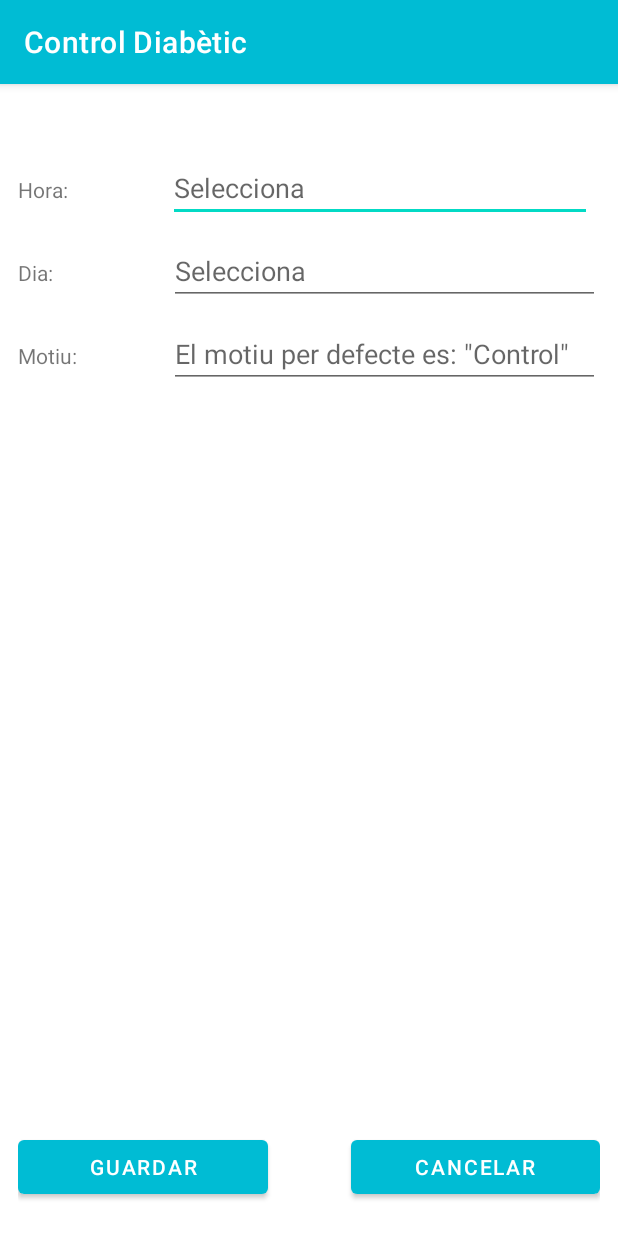
After one commit to ismagene/Control_Diabetic, an Android app: the ModificarVisitaActivity screen opened directly, with no data from a screen before it, on a phone screen of 412 x 824 dp. The commit adds this screen. Run offline under Robolectric (Android 15) with nearby library versions, the phone set to English and light mode, and no system bars; our stand-ins replace data binding.

Commit message:
Finalitzar el tractament de les alarmes tractades amb el AlarmManager i comencem el modificar les visites.

```diff
--- a/app/src/main/java/com/ismasoft/controldiabetic/data/model/VisitaAmbId.kt
+++ b/app/src/main/java/com/ismasoft/controldiabetic/data/model/VisitaAmbId.kt
@@ -1,11 +1,12 @@
 package com.ismasoft.controldiabetic.data.model
 
+import java.io.Serializable
 import java.util.*
 
 data class VisitaAmbId(
     var idVisita: String? = null,
     var dataVisita: Date? = null,
     var motiu: String? = null,
-){
+) : Serializable{
 
 }
--- a/app/src/main/java/com/ismasoft/controldiabetic/data/repository/AlarmesRepository.kt
+++ b/app/src/main/java/com/ismasoft/controldiabetic/data/repository/AlarmesRepository.kt
@@ -61,6 +61,7 @@ class AlarmesRepository(val application: Application) {
                 for(document in result){
                     var alarma = AlarmaAmbId()
                     alarma.idAlarma = document.id.toString()
+                    alarma.idAlarmaManager = document.get("idAlarmaManager").toString().toInt()
                     alarma.horaAlarma = document.get("horaAlarma").toString()
                     llistaAlarmes.add(alarma)
                 }
@@ -92,13 +93,12 @@ class AlarmesRepository(val application: Application) {
             ))
             .addOnSuccessListener {
                 Log.d(ContentValues.TAG, "Modificació de l'alarma OK")
-                alarmaRepositoryInterface.modificarAlarmaOK()
+                alarmaRepositoryInterface.modificarAlarmaOK(alarma.idAlarmaManager)
             }
             .addOnFailureListener{e ->
                 Log.d(ContentValues.TAG, "Error modificació de l'alarma", e)
                 alarmaRepositoryInterface.modificarAlarmaNOK()
             }
-
 
     }
 
--- a/app/src/main/java/com/ismasoft/controldiabetic/data/repository/AlarmesRepositoryInterface.kt
+++ b/app/src/main/java/com/ismasoft/controldiabetic/data/repository/AlarmesRepositoryInterface.kt
@@ -8,7 +8,7 @@ interface AlarmesRepositoryInterface {
     fun afegirAlarmaNOK()
     fun jaExisteixAlarma()
     fun noExisteixAlarma()
-    fun modificarAlarmaOK()
+    fun modificarAlarmaOK(idAlarmaManager: Int?)
     fun modificarAlarmaNOK()
     fun llistaAlarmesOK(llistaAlarmes: ArrayList<AlarmaAmbId>)
     fun llistaAlarmesNOK()
--- /dev/null
+++ b/app/src/main/java/com/ismasoft/controldiabetic/ui/activities/ModificarVisitaActivity.kt
@@ -0,0 +1,12 @@
+package com.ismasoft.controldiabetic.ui.activities
+
+import androidx.appcompat.app.AppCompatActivity
+import android.os.Bundle
+import com.ismasoft.controldiabetic.R
+
+class ModificarVisitaActivity : AppCompatActivity() {
+    override fun onCreate(savedInstanceState: Bundle?) {
+        super.onCreate(savedInstanceState)
+        setContentView(R.layout.activity_modificar_visita)
+    }
+}
--- a/app/src/main/java/com/ismasoft/controldiabetic/ui/fragments/AlarmesFragment.kt
+++ b/app/src/main/java/com/ismasoft/controldiabetic/ui/fragments/AlarmesFragment.kt
@@ -84,7 +84,7 @@ class AlarmesFragment : Fragment(), AlarmesListAdapter.ItemClickListener, Alarme
     override fun afegirAlarmaNOK() {}
     override fun jaExisteixAlarma() {}
     override fun noExisteixAlarma() {}
-    override fun modificarAlarmaOK() {}
+    override fun modificarAlarmaOK(idAlarmaManager: Int?) {}
     override fun modificarAlarmaNOK() {}
 
     override fun llistaAlarmesOK(llistaAlarmes: ArrayList<AlarmaAmbId>) {
--- a/app/src/main/java/com/ismasoft/controldiabetic/viewModel/AlarmesViewModel.kt
+++ b/app/src/main/java/com/ismasoft/controldiabetic/viewModel/AlarmesViewModel.kt
@@ -64,8 +64,8 @@ class AlarmesViewModel(application: Application) : AndroidViewModel(application)
         }
 
     }
-    override fun modificarAlarmaOK() {
-        alarmaActivityInstance.modificarAlarmaOK()
+    override fun modificarAlarmaOK(idAlarmaManager: Int?) {
+        alarmaActivityInstance.modificarAlarmaOK(idAlarmaManager)
     }
     override fun modificarAlarmaNOK() {
         alarmaActivityInstance.modificarAlarmaNOK()
--- /dev/null
+++ b/app/src/main/res/layout/activity_modificar_visita.xml
@@ -0,0 +1,140 @@
+<?xml version="1.0" encoding="utf-8"?>
+<layout xmlns:android="http://schemas.android.com/apk/res/android"
+    xmlns:app="http://schemas.android.com/apk/res-auto"
+    xmlns:tools="http://schemas.android.com/tools">
+
+    <data>
+        <import type="android.view.View" />
+
+        <variable
+            name="viewModel"
+            type="com.ismasoft.controldiabetic.viewModel.VisitesViewModel" />
+    </data>
+
+    <RelativeLayout
+        android:layout_width="match_parent"
+        android:layout_height="match_parent"
+        android:padding="12dp">
+
+        <androidx.core.widget.NestedScrollView
+            android:layout_width="399dp"
+            android:layout_height="649dp"
+            android:layout_above="@id/linearLayoutmodificarVisita"
+            android:layout_marginBottom="2dp">
+
+            <LinearLayout
+                android:layout_width="match_parent"
+                android:layout_height="match_parent"
+                android:orientation="vertical"
+                android:paddingBottom="10dp">
+
+                <LinearLayout
+                    android:layout_width="match_parent"
+                    android:layout_height="wrap_content"
+                    android:layout_marginBottom="10dp"
+                    android:orientation="horizontal">
+
+                    <TextView
+                        android:id="@+id/textHoraVisita"
+                        android:layout_width="0dp"
+                        android:layout_height="wrap_content"
+                        android:layout_weight="2"
+                        android:text="@string/hora" />
+
+                    <EditText
+                        android:id="@+id/horaVisita"
+                        android:layout_width="0dp"
+                        android:layout_height="wrap_content"
+                        android:layout_marginStart="6dp"
+                        android:layout_marginEnd="5dp"
+                        android:layout_weight="6"
+                        android:autofillHints=""
+                        android:ems="10"
+                        android:hint="@string/selecciona"
+                        android:inputType="text" />
+                </LinearLayout>
+
+                <LinearLayout
+                    android:layout_width="match_parent"
+                    android:layout_height="wrap_content"
+                    android:layout_marginBottom="10dp"
+                    android:orientation="horizontal">
+
+                    <TextView
+                        android:id="@+id/horaDiaVisita"
+                        android:layout_width="0dp"
+                        android:layout_height="wrap_content"
+                        android:layout_weight="2"
+                        android:text="@string/dia" />
+
+                    <EditText
+                        android:id="@+id/diaVisita"
+                        android:layout_width="0dp"
+                        android:layout_height="wrap_content"
+                        android:layout_marginStart="5dp"
+                        android:layout_weight="6"
+                        android:autofillHints=""
+                        android:ems="10"
+                        android:hint="@string/selecciona"
+                        android:inputType="date" />
+
+                </LinearLayout>
+
+                <LinearLayout
+                    android:layout_width="match_parent"
+                    android:layout_height="wrap_content"
+                    android:layout_marginBottom="10dp"
+                    android:orientation="horizontal">
+
+                    <TextView
+                        android:id="@+id/textMotiuVisita"
+                        android:layout_width="0dp"
+                        android:layout_height="wrap_content"
+                        android:layout_weight="2"
+                        android:text="@string/motiuVisita" />
+
+                    <EditText
+                        android:id="@+id/motiuVisita"
+                        android:layout_width="0dp"
+                        android:layout_height="wrap_content"
+                        android:layout_marginStart="5dp"
+                        android:layout_weight="6"
+                        android:ems="10"
+                        android:gravity="start|top"
+                        android:hint="@string/motiuPerDefecte"
+                        android:inputType="textMultiLine" />
+
+                </LinearLayout>
+
+            </LinearLayout>
+
+        </androidx.core.widget.NestedScrollView>
+        <LinearLayout
+            android:id="@+id/linearLayoutmodificarVisita"
+            android:layout_width="match_parent"
+            android:layout_height="wrap_content"
+            android:orientation="horizontal"
+            android:layout_alignParentBottom="true"
+            android:paddingBottom="10dp">
+            <Button
+                android:id="@+id/modificarVisita"
+                android:layout_width="match_parent"
+                android:layout_height="wrap_content"
+                android:layout_weight="2"
+                android:text="@string/guardar"
+                app:backgroundTint="@color/colorPrimary" />
+            <TextView
+                android:layout_width="match_parent"
+                android:layout_height="wrap_content"
+                android:layout_weight="3"/>
+            <Button
+                android:id="@+id/cancelarModificarVisita"
+                android:layout_width="match_parent"
+                android:layout_height="wrap_content"
+                android:layout_weight="2"
+                android:text="@string/cancelar"
+                app:backgroundTint="@color/colorPrimary" />
+        </LinearLayout>
+
+    </RelativeLayout>
+</layout>
--- a/app/src/main/res/layout/fragment_visites.xml
+++ b/app/src/main/res/layout/fragment_visites.xml
@@ -88,6 +88,7 @@
                         android:gravity="left"/>
 
                     <ImageButton
+                        android:id="@+id/botoModificarVisita"
                         android:layout_width="0dp"
                         android:layout_height="35dp"
                         android:layout_marginStart="10dp"
@@ -97,6 +98,7 @@
                         android:foreground="?android:attr/selectableItemBackground"/>
 
                     <ImageButton
+                        android:id="@+id/botoEliminarVisita"
                         android:layout_width="0dp"
                         android:layout_height="35dp"
                         android:layout_marginStart="10dp"
```
Also changed, not shown: app/src/main/AndroidManifest.xml (+38 -32 lines), app/src/main/java/com/ismasoft/controldiabetic/ui/activities/AfegirAlarmaActivity.kt (+14 -8 lines), app/src/main/java/com/ismasoft/controldiabetic/ui/activities/ModificarAlarmaActivity.kt (+38 -4 lines), app/src/main/java/com/ismasoft/controldiabetic/ui/fragments/VisitesFragment.kt (+18 -0 lines).
